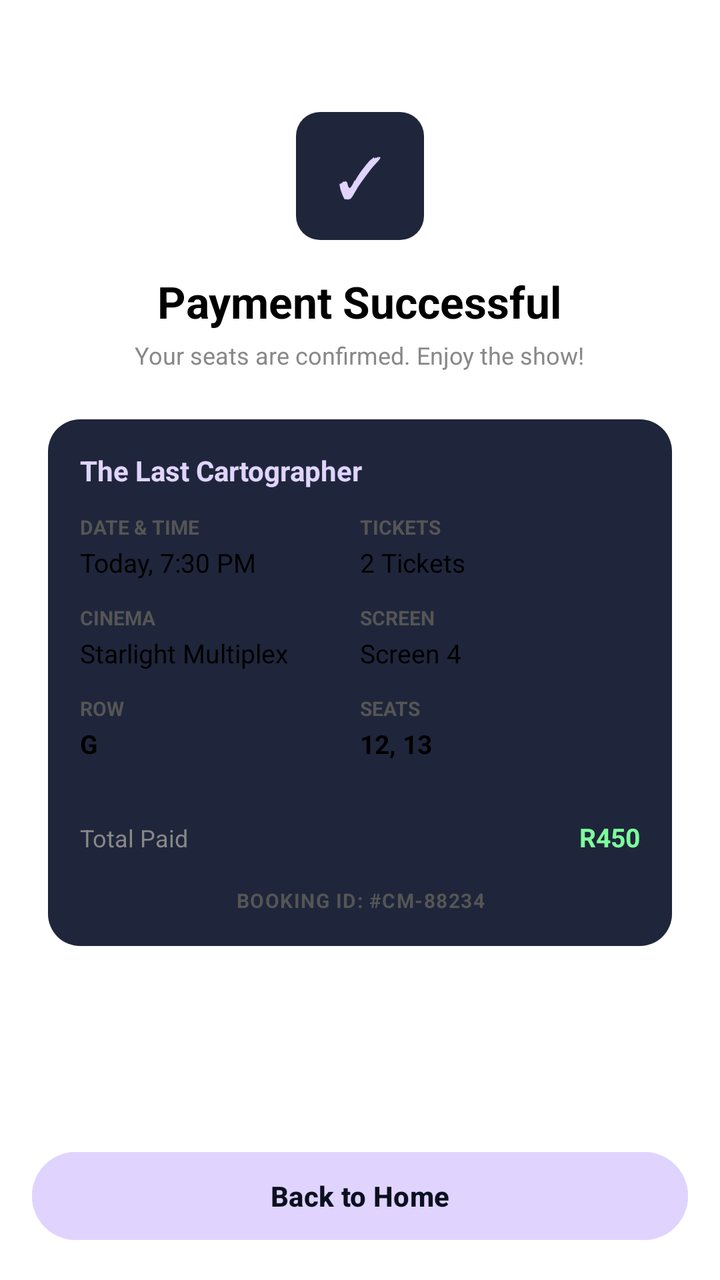
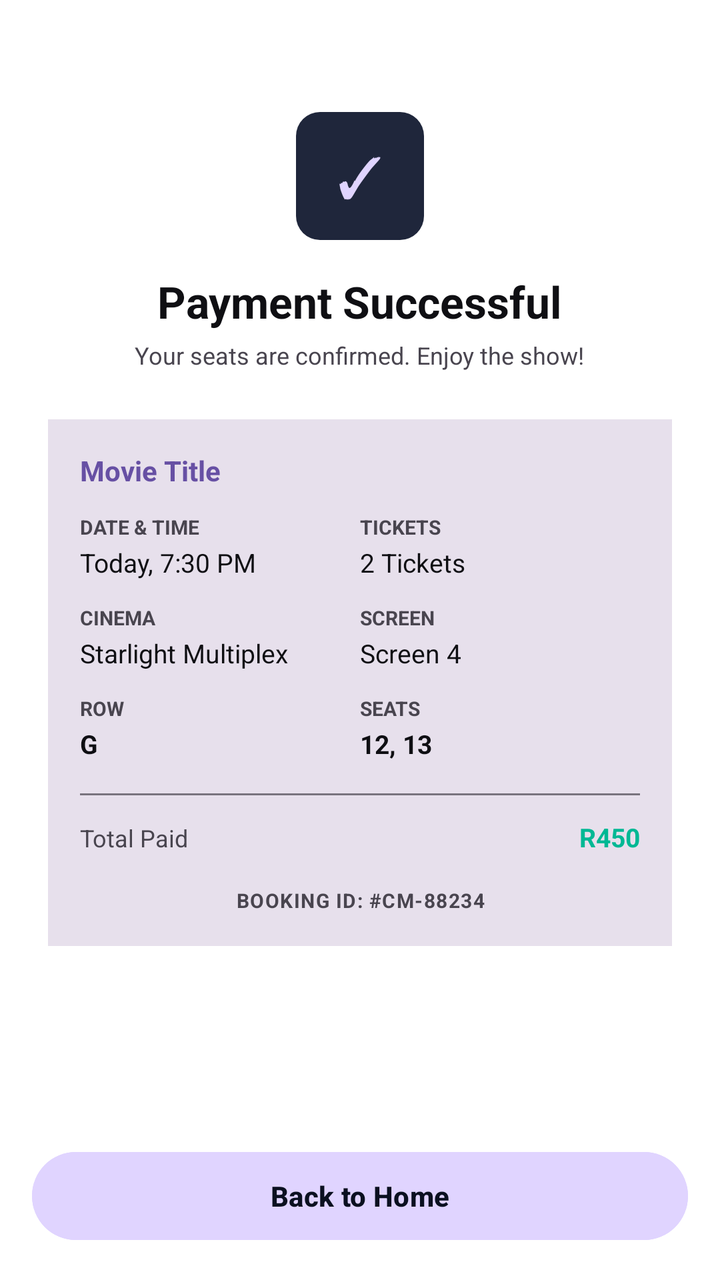

Compare the two renders of this Android layout. The source of the first and the diff that turns it into the second are given below.
<!-- AndroidManifest.xml: application theme Theme.CineMap -->
<!-- res/layout/activity_payment_confirmation.xml -->
<?xml version="1.0" encoding="utf-8"?>
<LinearLayout xmlns:android="http://schemas.android.com/apk/res/android"
    android:layout_width="match_parent"
    android:layout_height="match_parent"
    android:orientation="vertical"
    android:background="?attr/colorOnBackground"
    android:gravity="center_horizontal">

    <ScrollView
        android:layout_width="match_parent"
        android:layout_height="0dp"
        android:layout_weight="1">

        <LinearLayout
            android:layout_width="match_parent"
            android:layout_height="wrap_content"
            android:orientation="vertical"
            android:padding="24dp"
            android:gravity="center_horizontal">

            
            <TextView
                android:layout_width="64dp"
                android:layout_height="64dp"
                android:text="✓"
                android:textSize="28sp"
                android:gravity="center"
                android:textColor="#E0D4FF"
                android:background="@drawable/bg_circle_icon"
                android:layout_marginTop="32dp"/>

            <TextView
                android:layout_width="wrap_content"
                android:layout_height="wrap_content"
                android:text="Payment Successful"
                android:textColor="?attr/colorText"
                android:textSize="22sp"
                android:textStyle="bold"
                android:layout_marginTop="16dp"/>

            <TextView
                android:layout_width="wrap_content"
                android:layout_height="wrap_content"
                android:text="Your seats are confirmed. Enjoy the show!"
                android:textColor="#888888"
                android:textSize="12sp"
                android:layout_marginTop="4dp"/>

            
            <LinearLayout
                android:layout_width="match_parent"
                android:layout_height="wrap_content"
                android:orientation="vertical"
                android:background="@drawable/bg_card_rounded"
                android:padding="16dp"
                android:layout_marginTop="24dp">

                
                <TextView
                    android:id="@+id/tvMovieTitle"
                    android:layout_width="wrap_content"
                    android:layout_height="wrap_content"
                    android:text="The Last Cartographer"
                    android:textColor="#E0D4FF"
                    android:textSize="14sp"
                    android:textStyle="bold"
                    android:layout_marginBottom="12dp"/>

                <LinearLayout android:layout_width="match_parent" android:layout_height="wrap_content" android:orientation="horizontal">
                    <LinearLayout android:layout_width="0dp" android:layout_weight="1" android:layout_height="wrap_content" android:orientation="vertical">
                        <TextView android:text="DATE &amp; TIME" android:textColor="#555555" android:textSize="10sp" android:textStyle="bold" android:layout_width="wrap_content" android:layout_height="wrap_content"/>
                        <TextView android:id="@+id/tvDateTime" android:text="Today, 7:30 PM" android:textColor="?attr/colorText" android:textSize="13sp" android:layout_marginTop="2dp" android:layout_width="wrap_content" android:layout_height="wrap_content"/>
                    </LinearLayout>
                    <LinearLayout android:layout_width="0dp" android:layout_weight="1" android:layout_height="wrap_content" android:orientation="vertical">
                        <TextView android:text="TICKETS" android:textColor="#555555" android:textSize="10sp" android:textStyle="bold" android:layout_width="wrap_content" android:layout_height="wrap_content"/>
                        <TextView android:id="@+id/tvTicketCount" android:text="2 Tickets" android:textColor="?attr/colorText" android:textSize="13sp" android:layout_marginTop="2dp" android:layout_width="wrap_content" android:layout_height="wrap_content"/>
                    </LinearLayout>
                </LinearLayout>

                <LinearLayout android:layout_width="match_parent" android:layout_height="wrap_content" android:orientation="horizontal" android:layout_marginTop="12dp">
                    <LinearLayout android:layout_width="0dp" android:layout_weight="1" android:layout_height="wrap_content" android:orientation="vertical">
                        <TextView android:text="CINEMA" android:textColor="#555555" android:textSize="10sp" android:textStyle="bold" android:layout_width="wrap_content" android:layout_height="wrap_content"/>
                        <TextView android:id="@+id/tvCinema" android:text="Starlight Multiplex" android:textColor="?attr/colorText" android:textSize="13sp" android:layout_marginTop="2dp" android:layout_width="wrap_content" android:layout_height="wrap_content"/>
                    </LinearLayout>
                    <LinearLayout android:layout_width="0dp" android:layout_weight="1" android:layout_height="wrap_content" android:orientation="vertical">
                        <TextView android:text="SCREEN" android:textColor="#555555" android:textSize="10sp" android:textStyle="bold" android:layout_width="wrap_content" android:layout_height="wrap_content"/>
                        <TextView android:id="@+id/tvScreen" android:text="Screen 4" android:textColor="?attr/colorText" android:textSize="13sp" android:layout_marginTop="2dp" android:layout_width="wrap_content" android:layout_height="wrap_content"/>
                    </LinearLayout>
                </LinearLayout>

                <LinearLayout android:layout_width="match_parent" android:layout_height="wrap_content" android:orientation="horizontal" android:layout_marginTop="12dp">
                    <LinearLayout android:layout_width="0dp" android:layout_weight="1" android:layout_height="wrap_content" android:orientation="vertical">
                        <TextView android:text="ROW" android:textColor="#555555" android:textSize="10sp" android:textStyle="bold" android:layout_width="wrap_content" android:layout_height="wrap_content"/>
                        <TextView android:id="@+id/tvRow" android:text="G" android:textColor="?attr/colorText" android:textSize="13sp" android:textStyle="bold" android:layout_marginTop="2dp" android:layout_width="wrap_content" android:layout_height="wrap_content"/>
                    </LinearLayout>
                    <LinearLayout android:layout_width="0dp" android:layout_weight="1" android:layout_height="wrap_content" android:orientation="vertical">
                        <TextView android:text="SEATS" android:textColor="#555555" android:textSize="10sp" android:textStyle="bold" android:layout_width="wrap_content" android:layout_height="wrap_content"/>
                        <TextView android:id="@+id/tvSeats" android:text="12, 13" android:textColor="?attr/colorText" android:textSize="13sp" android:textStyle="bold" android:layout_marginTop="2dp" android:layout_width="wrap_content" android:layout_height="wrap_content"/>
                    </LinearLayout>
                </LinearLayout>

                <View android:layout_width="match_parent" android:layout_height="1dp" android:background="#1F263B" android:layout_marginTop="16dp" android:layout_marginBottom="12dp"/>

                <LinearLayout android:layout_width="match_parent" android:layout_height="wrap_content" android:orientation="horizontal">
                    <TextView android:text="Total Paid" android:textColor="#888888" android:textSize="12sp" android:layout_weight="1" android:layout_width="0dp" android:layout_height="wrap_content"/>
                    <TextView android:id="@+id/tvTotalPaid" android:text="R450" android:textColor="#7DFF9B" android:textStyle="bold" android:textSize="13sp" android:layout_width="wrap_content" android:layout_height="wrap_content"/>
                </LinearLayout>

                <TextView android:id="@+id/tvBookingId" android:text="BOOKING ID: #CM-88234" android:textColor="#555555" android:textSize="10sp" android:textStyle="bold" android:letterSpacing="0.05" android:gravity="center" android:layout_width="match_parent" android:layout_height="wrap_content" android:layout_marginTop="16dp"/>

            </LinearLayout>
        </LinearLayout>
    </ScrollView>

    
    <LinearLayout android:layout_width="match_parent" android:layout_height="wrap_content" android:padding="16dp">
        <Button
            android:id="@+id/btnBackToHome"
            android:layout_width="match_parent"
            android:layout_height="52dp"
            android:text="Back to Home"
            android:backgroundTint="#E0D4FF"
            android:textColor="#0B1020"
            android:textStyle="bold"/>
    </LinearLayout>
</LinearLayout>
<!-- resources referenced by this layout -->
<resources>
  <!-- drawable bg_card_rounded (drawable) -->
  <?xml version="1.0" encoding="utf-8"?>
  <shape xmlns:android="http://schemas.android.com/apk/res/android">
      <solid android:color="#1F263B"/>
      <corners android:radius="16dp"/>
  </shape>
  <!-- drawable bg_circle_icon (drawable) -->
  <?xml version="1.0" encoding="utf-8"?>
  <shape xmlns:android="http://schemas.android.com/apk/res/android">
      <solid android:color="#1F263B"/>
      <corners android:radius="12dp"/>
  </shape>
  <style name="Theme.CineMap" parent="Theme.Material3.DayNight.NoActionBar">
          <item name="colorBackground">@color/background_light</item>
          <item name="colorOnBackground">@color/background_light</item>
          <item name="colorCard">@color/card_light</item>
          <item name="colorText">@color/text_light</item>
          <item name="android:windowBackground">@color/background_light</item>
      </style>
  <color name="background_light">#FFFFFF</color>
  <color name="card_light">#F1F1F5</color>
  <color name="text_light">#000000</color>
</resources>

<!-- the commit's change to res/layout/activity_payment_confirmation.xml (unified diff, before → after) -->
@@ -3,124 +3,58 @@
     android:layout_width="match_parent"
     android:layout_height="match_parent"
     android:orientation="vertical"
-    android:background="?attr/colorOnBackground"
+    android:background="?attr/colorBackground"
     android:gravity="center_horizontal">
-
-    <ScrollView
-        android:layout_width="match_parent"
-        android:layout_height="0dp"
-        android:layout_weight="1">
-
-        <LinearLayout
-            android:layout_width="match_parent"
-            android:layout_height="wrap_content"
-            android:orientation="vertical"
-            android:padding="24dp"
-            android:gravity="center_horizontal">
-
-            
-            <TextView
-                android:layout_width="64dp"
-                android:layout_height="64dp"
-                android:text="✓"
-                android:textSize="28sp"
-                android:gravity="center"
-                android:textColor="#E0D4FF"
-                android:background="@drawable/bg_circle_icon"
-                android:layout_marginTop="32dp"/>
-
-            <TextView
-                android:layout_width="wrap_content"
-                android:layout_height="wrap_content"
-                android:text="Payment Successful"
-                android:textColor="?attr/colorText"
-                android:textSize="22sp"
-                android:textStyle="bold"
-                android:layout_marginTop="16dp"/>
-
-            <TextView
-                android:layout_width="wrap_content"
-                android:layout_height="wrap_content"
-                android:text="Your seats are confirmed. Enjoy the show!"
-                android:textColor="#888888"
-                android:textSize="12sp"
-                android:layout_marginTop="4dp"/>
-
-            
-            <LinearLayout
-                android:layout_width="match_parent"
-                android:layout_height="wrap_content"
-                android:orientation="vertical"
-                android:background="@drawable/bg_card_rounded"
-                android:padding="16dp"
-                android:layout_marginTop="24dp">
-
-                
-                <TextView
-                    android:id="@+id/tvMovieTitle"
-                    android:layout_width="wrap_content"
-                    android:layout_height="wrap_content"
-                    android:text="The Last Cartographer"
-                    android:textColor="#E0D4FF"
-                    android:textSize="14sp"
-                    android:textStyle="bold"
-                    android:layout_marginBottom="12dp"/>
-
+    <ScrollView android:layout_width="match_parent" android:layout_height="0dp" android:layout_weight="1">
+        <LinearLayout android:layout_width="match_parent" android:layout_height="wrap_content" android:orientation="vertical" android:padding="24dp" android:gravity="center_horizontal">
+            <TextView android:layout_width="64dp" android:layout_height="64dp" android:text="✓" android:textSize="28sp" android:gravity="center" android:textColor="#E0D4FF" android:background="@drawable/bg_circle_icon" android:layout_marginTop="32dp"/>
+            <TextView android:layout_width="wrap_content" android:layout_height="wrap_content" android:text="Payment Successful" android:textColor="?attr/colorOnBackground" android:textSize="22sp" android:textStyle="bold" android:layout_marginTop="16dp"/>
+            <TextView android:layout_width="wrap_content" android:layout_height="wrap_content" android:text="Your seats are confirmed. Enjoy the show!" android:textColor="?attr/colorOnSurfaceVariant" android:textSize="12sp" android:layout_marginTop="4dp"/>
+            <LinearLayout android:layout_width="match_parent" android:layout_height="wrap_content" android:orientation="vertical" android:background="?attr/colorSurfaceVariant" android:padding="16dp" android:layout_marginTop="24dp">
+                <TextView android:id="@+id/tvMovieTitle" android:layout_width="wrap_content" android:layout_height="wrap_content" android:text="Movie Title" android:textColor="?attr/colorPrimary" android:textSize="14sp" android:textStyle="bold" android:layout_marginBottom="12dp"/>
                 <LinearLayout android:layout_width="match_parent" android:layout_height="wrap_content" android:orientation="horizontal">
                     <LinearLayout android:layout_width="0dp" android:layout_weight="1" android:layout_height="wrap_content" android:orientation="vertical">
-                        <TextView android:text="DATE &amp; TIME" android:textColor="#555555" android:textSize="10sp" android:textStyle="bold" android:layout_width="wrap_content" android:layout_height="wrap_content"/>
-                        <TextView android:id="@+id/tvDateTime" android:text="Today, 7:30 PM" android:textColor="?attr/colorText" android:textSize="13sp" android:layout_marginTop="2dp" android:layout_width="wrap_content" android:layout_height="wrap_content"/>
+                        <TextView android:text="DATE &amp; TIME" android:textColor="?attr/colorOnSurfaceVariant" android:textSize="10sp" android:textStyle="bold" android:layout_width="wrap_content" android:layout_height="wrap_content"/>
+                        <TextView android:id="@+id/tvDateTime" android:text="Today, 7:30 PM" android:textColor="?attr/colorOnBackground" android:textSize="13sp" android:layout_marginTop="2dp" android:layout_width="wrap_content" android:layout_height="wrap_content"/>
                     </LinearLayout>
                     <LinearLayout android:layout_width="0dp" android:layout_weight="1" android:layout_height="wrap_content" android:orientation="vertical">
-                        <TextView android:text="TICKETS" android:textColor="#555555" android:textSize="10sp" android:textStyle="bold" android:layout_width="wrap_content" android:layout_height="wrap_content"/>
-                        <TextView android:id="@+id/tvTicketCount" android:text="2 Tickets" android:textColor="?attr/colorText" android:textSize="13sp" android:layout_marginTop="2dp" android:layout_width="wrap_content" android:layout_height="wrap_content"/>
+                        <TextView android:text="TICKETS" android:textColor="?attr/colorOnSurfaceVariant" android:textSize="10sp" android:textStyle="bold" android:layout_width="wrap_content" android:layout_height="wrap_content"/>
+                        <TextView android:id="@+id/tvTicketCount" android:text="2 Tickets" android:textColor="?attr/colorOnBackground" android:textSize="13sp" android:layout_marginTop="2dp" android:layout_width="wrap_content" android:layout_height="wrap_content"/>
+                    </LinearLayout>
+                </LinearLayout>
+                <LinearLayout android:layout_width="match_parent" android:layout_height="wrap_content" android:orientation="horizontal" android:layout_marginTop="12dp">
+                    <LinearLayout android:layout_width="0dp" android:layout_weight="1" android:layout_height="wrap_content" android:orientation="vertical">
+                        <TextView android:text="CINEMA" android:textColor="?attr/colorOnSurfaceVariant" android:textSize="10sp" android:textStyle="bold" android:layout_width="wrap_content" android:layout_height="wrap_content"/>
+                        <TextView android:id="@+id/tvCinema" android:text="Starlight Multiplex" android:textColor="?attr/colorOnBackground" android:textSize="13sp" android:layout_marginTop="2dp" android:layout_width="wrap_content" android:layout_height="wrap_content"/>
+                    </LinearLayout>
+                    <LinearLayout android:layout_width="0dp" android:layout_weight="1" android:layout_height="wrap_content" android:orientation="vertical">
+                        <TextView android:text="SCREEN" android:textColor="?attr/colorOnSurfaceVariant" android:textSize="10sp" android:textStyle="bold" android:layout_width="wrap_content" android:layout_height="wrap_content"/>
+                        <TextView android:id="@+id/tvScreen" android:text="Screen 4" android:textColor="?attr/colorOnBackground" android:textSize="13sp" android:layout_marginTop="2dp" android:layout_width="wrap_content" android:layout_height="wrap_content"/>
+                    </LinearLayout>
+                </LinearLayout>
+                <LinearLayout android:layout_width="match_parent" android:layout_height="wrap_content" android:orientation="horizontal" android:layout_marginTop="12dp">
+                    <LinearLayout android:layout_width="0dp" android:layout_weight="1" android:layout_height="wrap_content" android:orientation="vertical">
+                        <TextView android:text="ROW" android:textColor="?attr/colorOnSurfaceVariant" android:textSize="10sp" android:textStyle="bold" android:layout_width="wrap_content" android:layout_height="wrap_content"/>
+                        <TextView android:id="@+id/tvRow" android:text="G" android:textColor="?attr/colorOnBackground" android:textSize="13sp" android:textStyle="bold" android:layout_marginTop="2dp" android:layout_width="wrap_content" android:layout_height="wrap_content"/>
+                    </LinearLayout>
+                    <LinearLayout android:layout_width="0dp" android:layout_weight="1" android:layout_height="wrap_content" android:orientation="vertical">
+                        <TextView android:text="SEATS" android:textColor="?attr/colorOnSurfaceVariant" android:textSize="10sp" android:textStyle="bold" android:layout_width="wrap_content" android:layout_height="wrap_content"/>
+                        <TextView android:id="@+id/tvSeats" android:text="12, 13" android:textColor="?attr/colorOnBackground" android:textSize="13sp" android:textStyle="bold" android:layout_marginTop="2dp" android:layout_width="wrap_content" android:layout_height="wrap_content"/>
                     </LinearLayout>
                 </LinearLayout>
 
-                <LinearLayout android:layout_width="match_parent" android:layout_height="wrap_content" android:orientation="horizontal" android:layout_marginTop="12dp">
-                    <LinearLayout android:layout_width="0dp" android:layout_weight="1" android:layout_height="wrap_content" android:orientation="vertical">
-                        <TextView android:text="CINEMA" android:textColor="#555555" android:textSize="10sp" android:textStyle="bold" android:layout_width="wrap_content" android:layout_height="wrap_content"/>
-                        <TextView android:id="@+id/tvCinema" android:text="Starlight Multiplex" android:textColor="?attr/colorText" android:textSize="13sp" android:layout_marginTop="2dp" android:layout_width="wrap_content" android:layout_height="wrap_content"/>
-                    </LinearLayout>
-                    <LinearLayout android:layout_width="0dp" android:layout_weight="1" android:layout_height="wrap_content" android:orientation="vertical">
-                        <TextView android:text="SCREEN" android:textColor="#555555" android:textSize="10sp" android:textStyle="bold" android:layout_width="wrap_content" android:layout_height="wrap_content"/>
-                        <TextView android:id="@+id/tvScreen" android:text="Screen 4" android:textColor="?attr/colorText" android:textSize="13sp" android:layout_marginTop="2dp" android:layout_width="wrap_content" android:layout_height="wrap_content"/>
-                    </LinearLayout>
+                <View android:layout_width="match_parent" android:layout_height="1dp" android:background="?attr/colorOutline" android:layout_marginTop="16dp" android:layout_marginBottom="12dp"/>
+
+                <LinearLayout android:layout_width="match_parent" android:layout_height="wrap_content" android:orientation="horizontal">
+                    <TextView android:text="Total Paid" android:textColor="?attr/colorOnSurfaceVariant" android:textSize="12sp" android:layout_weight="1" android:layout_width="0dp" android:layout_height="wrap_content"/>
+                    <TextView android:id="@+id/tvTotalPaid" android:text="R450" android:textColor="#00B894" android:textStyle="bold" android:textSize="13sp" android:layout_width="wrap_content" android:layout_height="wrap_content"/>
                 </LinearLayout>
 
-                <LinearLayout android:layout_width="match_parent" android:layout_height="wrap_content" android:orientation="horizontal" android:layout_marginTop="12dp">
-                    <LinearLayout android:layout_width="0dp" android:layout_weight="1" android:layout_height="wrap_content" android:orientation="vertical">
-                        <TextView android:text="ROW" android:textColor="#555555" android:textSize="10sp" android:textStyle="bold" android:layout_width="wrap_content" android:layout_height="wrap_content"/>
-                        <TextView android:id="@+id/tvRow" android:text="G" android:textColor="?attr/colorText" android:textSize="13sp" android:textStyle="bold" android:layout_marginTop="2dp" android:layout_width="wrap_content" android:layout_height="wrap_content"/>
-                    </LinearLayout>
-                    <LinearLayout android:layout_width="0dp" android:layout_weight="1" android:layout_height="wrap_content" android:orientation="vertical">
-                        <TextView android:text="SEATS" android:textColor="#555555" android:textSize="10sp" android:textStyle="bold" android:layout_width="wrap_content" android:layout_height="wrap_content"/>
-                        <TextView android:id="@+id/tvSeats" android:text="12, 13" android:textColor="?attr/colorText" android:textSize="13sp" android:textStyle="bold" android:layout_marginTop="2dp" android:layout_width="wrap_content" android:layout_height="wrap_content"/>
-                    </LinearLayout>
-                </LinearLayout>
-
-                <View android:layout_width="match_parent" android:layout_height="1dp" android:background="#1F263B" android:layout_marginTop="16dp" android:layout_marginBottom="12dp"/>
-
-                <LinearLayout android:layout_width="match_parent" android:layout_height="wrap_content" android:orientation="horizontal">
-                    <TextView android:text="Total Paid" android:textColor="#888888" android:textSize="12sp" android:layout_weight="1" android:layout_width="0dp" android:layout_height="wrap_content"/>
-                    <TextView android:id="@+id/tvTotalPaid" android:text="R450" android:textColor="#7DFF9B" android:textStyle="bold" android:textSize="13sp" android:layout_width="wrap_content" android:layout_height="wrap_content"/>
-                </LinearLayout>
-
-                <TextView android:id="@+id/tvBookingId" android:text="BOOKING ID: #CM-88234" android:textColor="#555555" android:textSize="10sp" android:textStyle="bold" android:letterSpacing="0.05" android:gravity="center" android:layout_width="match_parent" android:layout_height="wrap_content" android:layout_marginTop="16dp"/>
-
+                <TextView android:id="@+id/tvBookingId" android:text="BOOKING ID: #CM-88234" android:textColor="?attr/colorOnSurfaceVariant" android:textSize="10sp" android:textStyle="bold" android:letterSpacing="0.05" android:gravity="center" android:layout_width="match_parent" android:layout_height="wrap_content" android:layout_marginTop="16dp"/>
             </LinearLayout>
         </LinearLayout>
     </ScrollView>
-
-    
     <LinearLayout android:layout_width="match_parent" android:layout_height="wrap_content" android:padding="16dp">
-        <Button
-            android:id="@+id/btnBackToHome"
-            android:layout_width="match_parent"
-            android:layout_height="52dp"
-            android:text="Back to Home"
-            android:backgroundTint="#E0D4FF"
-            android:textColor="#0B1020"
-            android:textStyle="bold"/>
+        <Button android:id="@+id/btnBackToHome" android:layout_width="match_parent" android:layout_height="52dp" android:text="Back to Home" android:backgroundTint="#E0D4FF" android:textColor="#0B1020" android:textStyle="bold"/>
     </LinearLayout>
 </LinearLayout>
<!-- resource entries referenced after the edit -->
@@ -1,26 +1,19 @@
 <!-- resources referenced by this layout -->
 <resources>
-  <!-- drawable bg_card_rounded (drawable) -->
-  <?xml version="1.0" encoding="utf-8"?>
-  <shape xmlns:android="http://schemas.android.com/apk/res/android">
-      <solid android:color="#1F263B"/>
-      <corners android:radius="16dp"/>
-  </shape>
   <!-- drawable bg_circle_icon (drawable) -->
   <?xml version="1.0" encoding="utf-8"?>
   <shape xmlns:android="http://schemas.android.com/apk/res/android">
       <solid android:color="#1F263B"/>
       <corners android:radius="12dp"/>
   </shape>
-  <style name="Theme.CineMap" parent="Theme.Material3.DayNight.NoActionBar">
-          <item name="colorBackground">@color/background_light</item>
-          <item name="colorOnBackground">@color/background_light</item>
-          <item name="colorCard">@color/card_light</item>
-          <item name="colorText">@color/text_light</item>
-          <item name="android:windowBackground">@color/background_light</item>
+  <style name="Theme.CineMap" parent="Theme.Material3.Light.NoActionBar">
+          <item name="colorBackground">@android:color/white</item>
+          <item name="colorOnBackground">#0F0F13</item>
+          <item name="colorSurface">@android:color/white</item>
+          <item name="colorOnSurface">#0F0F13</item>
+          <item name="colorCard">#F1F1F5</item>
+          <item name="colorText">#0F0F13</item>
+          <item name="android:windowBackground">@android:color/white</item>
       </style>
-  <color name="background_light">#FFFFFF</color>
-  <color name="card_light">#F1F1F5</color>
-  <color name="text_light">#000000</color>
 </resources>
 
